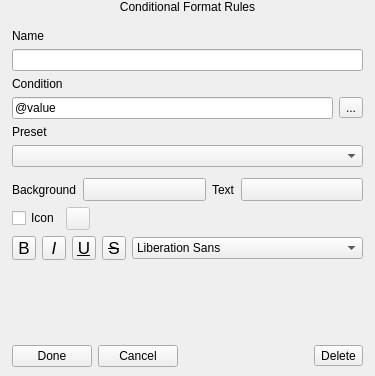
Old version of the form src/ui/qgsfieldconditionalformatwidget.ui in the repository qgis/QGIS.
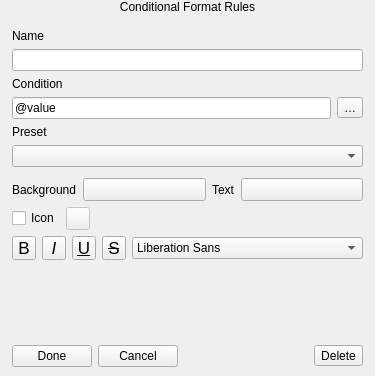
New version of the form. The open tabs and pages were chosen to show the change. Icons and pictures are not drawn. Custom widgets are drawn as their Qt base class.

```diff
--- a/src/ui/qgsfieldconditionalformatwidget.ui
+++ b/src/ui/qgsfieldconditionalformatwidget.ui
@@ -162,7 +162,7 @@
          <item>
           <widget class="QToolButton" name="btnBuildExpression">
            <property name="text">
-            <string>...</string>
+            <string>…</string>
            </property>
            <property name="icon">
             <iconset resource="../../images/images.qrc">
```
